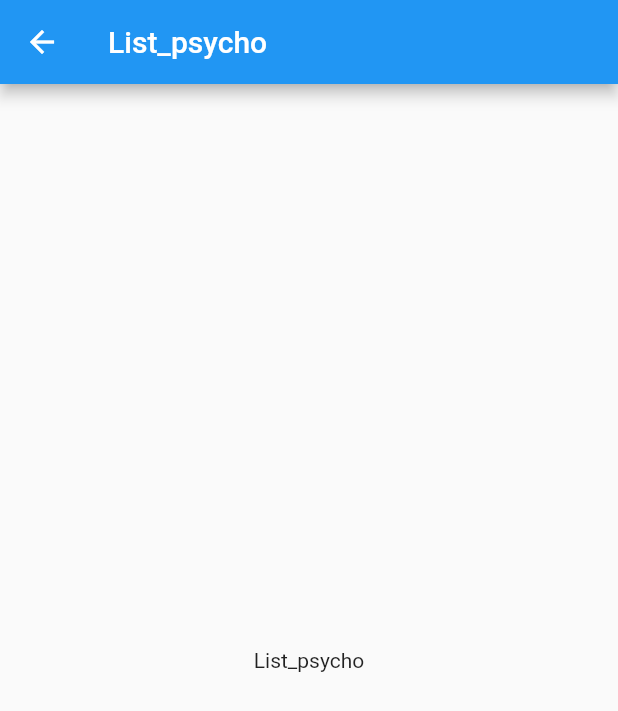
After one commit to PsychoHelp-App-Moviles/psychohelp_app, a Flutter app: the List_psycho screen opened directly, on a phone screen of 412 x 824 dp. The commit adds this screen. Shown: the top 711 px of the screen. Run offline on Flutter 3.47's test engine with Material 2 defaults, Android fonts, the phone set to English and light mode, and no system bars.

```diff
--- /dev/null
+++ b/lib/pages/patient/list_psycho.dart
@@ -0,0 +1,23 @@
+import 'package:flutter/material.dart';
+
+class List_psycho extends StatefulWidget {
+  static const String routeName = "/list_psycho";
+  @override
+  State<List_psycho> createState() => _List_psychoState();
+}
+
+class _List_psychoState extends State<List_psycho> {
+  @override
+  Widget build(BuildContext context) {
+    return Scaffold(
+      appBar: new AppBar(
+        title: new Text("List_psycho"),
+      ),
+      body: new Container(
+        child: new Center(
+          child: new Text("List_psycho"),
+        ),
+      ),
+    );
+  }
+}
```
Also changed, not shown: lib/main.dart (+10 -0 lines), lib/pages/patient/appointments.dart (added, +23 -0 lines), lib/pages/patient/home_patient.dart (+61 -0 lines), lib/pages/patient/profile_patient.dart (added, +23 -0 lines).
